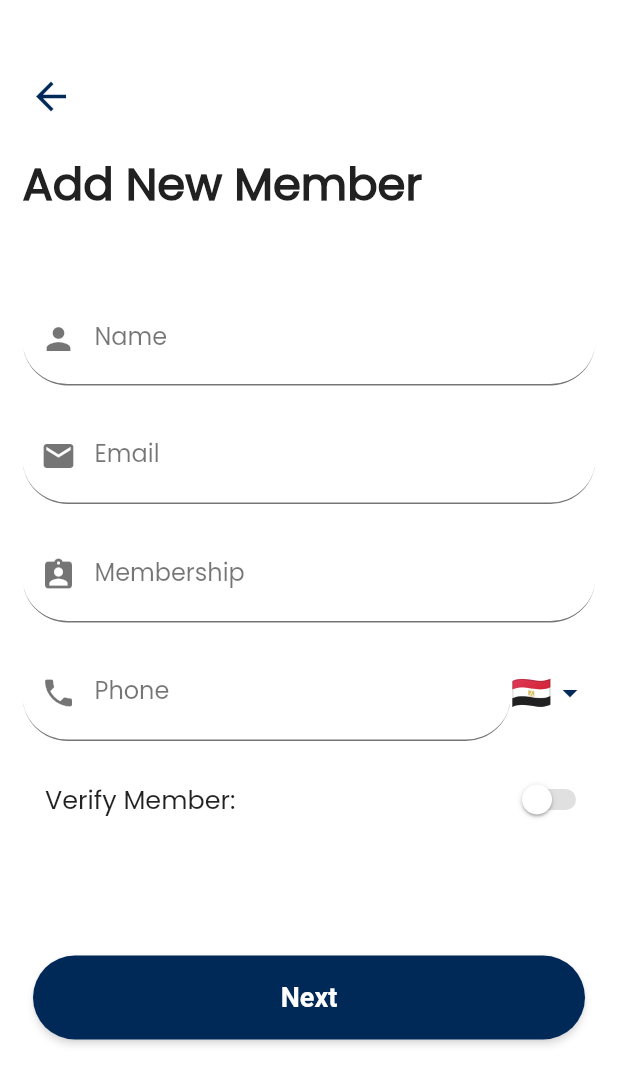
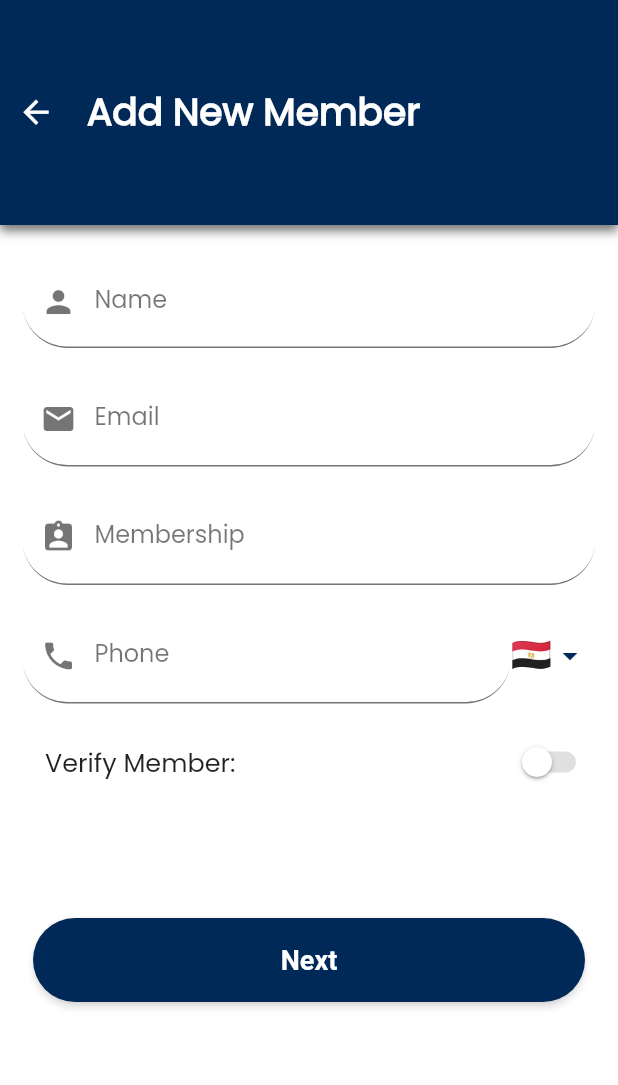
Before and after one commit to Medhat-Ahmed-15/Barbelss-staff-app, a Flutter app: the SearchScreen screen opened by its route, after a tap on the "add" icon, on a phone screen of 412 x 824 dp. Shown: the top 1085 px of the screen. Run offline on Flutter 3.47's test engine with Material 2 defaults, Android fonts, the phone set to English and light mode, and no system bars; drawn by our look-alikes of overlay_support; our stand-ins replace connectivity_plus, country_picker, firebase_core, firebase_storage, flutter_custom_clippers, flutter_zoom_drawer and 9 more; missing offline and left inert: animated_floating_buttons, flutter_swiper_tv, mobile_scanner, translator; accounts and stored records are empty; generated files the repository leaves out were written again.

```diff
--- a/lib/screens/addNewMemberScreen.dart
+++ b/lib/screens/addNewMemberScreen.dart
@@ -225,32 +225,61 @@ class _AddNewMemberScreenState extends State<AddNewMemberScreen> {
     return Scaffold(
       resizeToAvoidBottomInset: true,
       backgroundColor: Theme.of(context).scaffoldBackgroundColor,
-      // appBar: AppBar(
-      //   title: Text('Add a new member 🚀'),
-      //   backgroundColor: Theme.of(context).primaryColor,
-      // ),
       body: Stack(
         children: [
+          Positioned(
+            top: 0,
+            left: 0,
+            right: 0,
+            child: Container(
+              height: 150,
+              decoration: BoxDecoration(
+                  color: Theme.of(context).primaryColor,
+                  boxShadow: const [
+                    BoxShadow(
+                        color: Colors.black54,
+                        offset: Offset(0, 4),
+                        blurRadius: 5.0)
+                  ],
+                  borderRadius: const BorderRadius.only(
+                      bottomLeft: Radius.circular(0),
+                      bottomRight: Radius.circular(0))),
+              child: Row(
+                children: [
+                  IconButton(
+                    onPressed: () {
+                      Navigator.of(context).pop();
+                    },
+                    icon: Icon(
+                      localeLanguage == const Locale('en')
+                          ? Icons.arrow_back
+                          : Icons.arrow_forward,
+                      color: Theme.of(context).iconTheme.color,
+                      size: 25,
+                    ),
+                  ),
+                  const SizedBox(
+                    width: 10,
+                  ),
+                  Text(
+                    AppLocalizations.of(context).addANewMemberTitle,
+                    style: TextStyle(
+                        color: Theme.of(context).textTheme.headline1.color,
+                        fontSize: 25,
+                        fontWeight: FontWeight.bold),
+                  ),
+                ],
+              ),
+            ),
+          ),
           SingleChildScrollView(
             child: Column(
               crossAxisAlignment: CrossAxisAlignment.start,
               children: [
+                //Name ******************
                 Padding(
                   padding: const EdgeInsets.only(
-                      left: 15, top: 100, right: 15, bottom: 50),
-                  child: Text(
-                    AppLocalizations.of(context).addANewMemberTitle,
-                    style: TextStyle(
-                        color: Theme.of(context).textTheme.headline2.color,
-                        fontSize: 30,
-                        fontWeight: FontWeight.bold),
-                  ),
-                ),
-
-                //Name ******************
-                Padding(
-                  padding:
-                      const EdgeInsets.only(left: 15.0, right: 15, bottom: 15),
+                      top: 170, left: 15.0, right: 15, bottom: 15),
                   child: TextField(
                     controller: nameController,
                     onTap: () {
@@ -670,35 +699,6 @@ class _AddNewMemberScreenState extends State<AddNewMemberScreen> {
               ],
             ),
           ),
-          // Positioned(
-          //   bottom: -100,
-          //   child: ClipPath(
-          //     clipper: HexagonalClipper(reverse: true),
-          //     child: Container(
-          //       height: 300,
-          //       width: MediaQuery.of(context).size.width,
-          //       decoration: BoxDecoration(
-          //         color: Theme.of(context).primaryColor,
-          //       ),
-          //     ),
-          //   ),
-          // ),
-          Positioned(
-            top: 40,
-            left: 10,
-            child: IconButton(
-              onPressed: () {
-                Navigator.of(context).pop();
-              },
-              icon: Icon(
-                localeLanguage == const Locale('en')
-                    ? Icons.arrow_back
-                    : Icons.arrow_forward,
-                color: Theme.of(context).primaryColor,
-                size: 30,
-              ),
-            ),
-          ),
         ],
       ),
     );
--- a/lib/screens/memberPersonalDataScreen.dart
+++ b/lib/screens/memberPersonalDataScreen.dart
@@ -154,7 +154,7 @@ class _MemberPersonalDataScreenState extends State<MemberPersonalDataScreen> {
                           boxShadow: const [
                             BoxShadow(
                                 color: Colors.black54,
-                                offset: Offset(0, 4),
+                                offset: Offset(0, 0.5),
                                 blurRadius: 5.0)
                           ],
                           color: Theme.of(context).scaffoldBackgroundColor),
@@ -276,7 +276,7 @@ class _MemberPersonalDataScreenState extends State<MemberPersonalDataScreen> {
                           boxShadow: const [
                             BoxShadow(
                                 color: Colors.black54,
-                                offset: Offset(0, 4),
+                                offset: Offset(0, 0.5),
                                 blurRadius: 5.0)
                           ],
                           color: Theme.of(context).scaffoldBackgroundColor),
--- a/lib/screens/searchScreen.dart
+++ b/lib/screens/searchScreen.dart
@@ -27,8 +27,6 @@ class SearchScreen extends StatefulWidget {
 }
 
 class _SearchScreenState extends State<SearchScreen> {
-  bool folded = true;
-
   bool loadingMembersData = true;
   bool connectionError = false;
   bool empty = false;
@@ -185,7 +183,7 @@ class _SearchScreenState extends State<SearchScreen> {
                 duration: const Duration(
                   milliseconds: 400,
                 ),
-                width: folded == true ? 60 : MediaQuery.of(context).size.width,
+                width: MediaQuery.of(context).size.width,
                 height: 60,
                 decoration: BoxDecoration(
                   borderRadius: BorderRadius.circular(30),
@@ -198,16 +196,14 @@ class _SearchScreenState extends State<SearchScreen> {
                   children: [
                     Expanded(
                       child: Container(
-                          child: folded == false
-                              ? TextField(
+                          child: TextField(
                         controller: searchController,
                         cursorColor: Theme.of(context).primaryColor,
                         decoration: InputDecoration(
                           contentPadding: const EdgeInsets.all(16.0),
-                                    hintText: AppLocalizations.of(context)
-                                        .searchBarHintTitle,
-                                    hintStyle:
-                                        TextStyle(color: Colors.grey[600]),
+                          hintText:
+                              AppLocalizations.of(context).searchBarHintTitle,
+                          hintStyle: TextStyle(color: Colors.grey[600]),
                           border: InputBorder.none,
                         ),
                         onChanged: (value) async {
@@ -222,13 +218,11 @@ class _SearchScreenState extends State<SearchScreen> {
                             await getAllMembers();
 
                             for (var memberData in allMembersList) {
-                                        if (memberData.memberPhone
-                                            .startsWith(value)) {
+                              if (memberData.memberPhone.startsWith(value)) {
                                 sortedMemberData.add(memberData);
                               }
                             }
-                                      if (sortedMemberData.isEmpty &&
-                                          value != '') {
+                            if (sortedMemberData.isEmpty && value != '') {
                               setState(() {
                                 empty = true;
                                 loadingMembersData = false;
@@ -255,64 +249,7 @@ class _SearchScreenState extends State<SearchScreen> {
                             });
                           }
                         },
-                                )
-                              : null),
-                    ),
-                    InkWell(
-                      highlightColor: Colors.transparent,
-                      child: Padding(
-                        padding: const EdgeInsets.all(16.0),
-                        child: Icon(
-                          folded == true ? Icons.search : Icons.close,
-                          color: Theme.of(context).primaryColor,
-                        ),
-                      ),
-                      onTap: () async {
-                        print('1');
-                        if (folded == false) {
-                          print('2');
-                          print('Current Value::${searchController.text}:::');
-                          if (searchController.text == '') {
-                            print('3');
-                            setState(() {
-                              folded = !folded;
-                              connectionError = false;
-                              loadingMembersData = false;
-                            });
-                            return;
-                          }
-                          print('4');
-                          try {
-                            setState(() {
-                              connectionError = false;
-                              loadingMembersData = true;
-                              empty = false;
-                            });
-                            await getAllMembers();
-                            print('5');
-                          } on SocketException {
-                            setState(() {
-                              connectionError = true;
-                              loadingMembersData = false;
-                              empty = false;
-                            });
-                          } on GetRequestException catch (error) {
-                            setState(() {
-                              connectionError = false;
-                              loadingMembersData = true;
-                              empty = false;
-                            });
-                          }
-                        }
-                        print('6');
-                        setState(() {
-                          folded = !folded;
-                          connectionError = false;
-                          loadingMembersData = false;
-                        });
-                        print('7');
-                        searchController.text = '';
-                      },
+                      )),
                     ),
                   ],
                 ),
```
Also changed, not shown: lib/screens/addNewMemberScreenP2.dart (+46 -29 lines), lib/screens/changeLanguageScreen.dart (+29 -31 lines), lib/screens/memberDetailsScreen.dart (+5 -3 lines), lib/screens/settingsScreen.dart (+28 -33 lines), lib/widgets/searchScreenWidgets/memberDataTile.dart (+5 -3 lines). Lines whose indentation alone changed are shown as unchanged.
